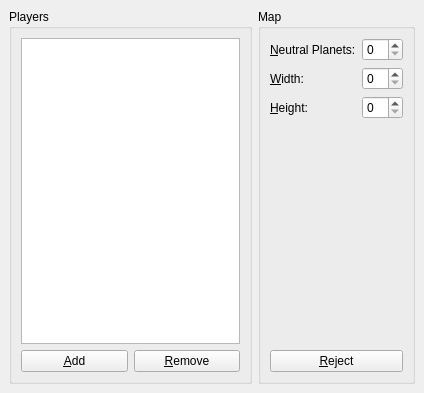
First picture: the form in newGameDialog.ui, repository KDE/konquest, before the edit.
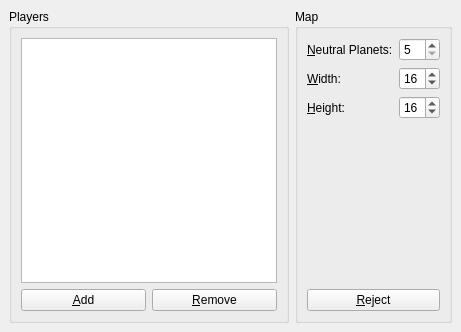
Second picture: the form after the edit. Custom widgets are drawn as their Qt base class.

```diff
--- a/newGameDialog.ui
+++ b/newGameDialog.ui
@@ -5,8 +5,8 @@
    <rect>
     <x>0</x>
     <y>0</y>
-    <width>424</width>
-    <height>393</height>
+    <width>442</width>
+    <height>332</height>
    </rect>
   </property>
   <property name="windowTitle" >
@@ -29,6 +29,14 @@
      </property>
      <item>
       <widget class="QGroupBox" name="groupBox_2" >
+       <property name="sizePolicy" >
+        <sizepolicy>
+         <hsizetype>3</hsizetype>
+         <vsizetype>5</vsizetype>
+         <horstretch>0</horstretch>
+         <verstretch>0</verstretch>
+        </sizepolicy>
+       </property>
        <property name="title" >
         <string>Players</string>
        </property>
@@ -81,6 +89,14 @@
      </item>
      <item>
       <widget class="QGroupBox" name="groupBox" >
+       <property name="sizePolicy" >
+        <sizepolicy>
+         <hsizetype>7</hsizetype>
+         <vsizetype>5</vsizetype>
+         <horstretch>0</horstretch>
+         <verstretch>0</verstretch>
+        </sizepolicy>
+       </property>
        <property name="title" >
         <string>Map</string>
        </property>
@@ -92,13 +108,43 @@
          <number>6</number>
         </property>
         <item row="1" column="1" >
-         <widget class="QSpinBox" name="widthSB" />
+         <widget class="QSpinBox" name="widthSB" >
+          <property name="maximum" >
+           <number>25</number>
+          </property>
+          <property name="minimum" >
+           <number>10</number>
+          </property>
+          <property name="value" >
+           <number>16</number>
+          </property>
+         </widget>
         </item>
         <item row="2" column="1" >
-         <widget class="QSpinBox" name="heightSB" />
+         <widget class="QSpinBox" name="heightSB" >
+          <property name="maximum" >
+           <number>25</number>
+          </property>
+          <property name="minimum" >
+           <number>10</number>
+          </property>
+          <property name="value" >
+           <number>16</number>
+          </property>
+         </widget>
         </item>
         <item row="0" column="1" >
-         <widget class="QSpinBox" name="neutralPlanetsSB" />
+         <widget class="QSpinBox" name="neutralPlanetsSB" >
+          <property name="maximum" >
+           <number>45</number>
+          </property>
+          <property name="minimum" >
+           <number>5</number>
+          </property>
+          <property name="value" >
+           <number>5</number>
+          </property>
+         </widget>
         </item>
         <item row="4" column="0" colspan="2" >
          <widget class="QPushButton" name="rejectMap" >
```
